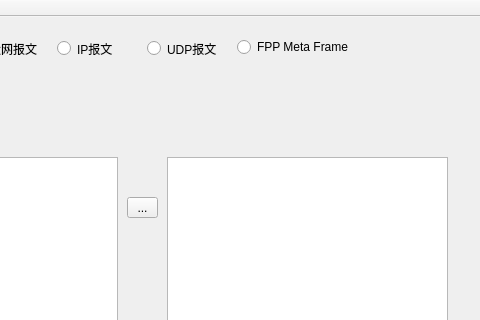
Old version of the form ui/offsets.ui in the repository Sunfe/-offsets; both pictures show x 173 to 653 and y 0 to 320 of the 653 by 482 pixel window.
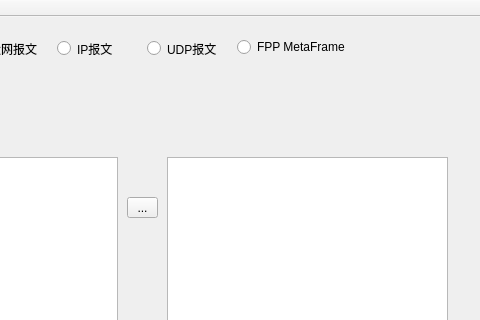
New version of the form. Icons and pictures are not drawn.

Diff of the .ui file:
```diff
--- a/ui/offsets.ui
+++ b/ui/offsets.ui
@@ -113,7 +113,7 @@
      </rect>
     </property>
     <property name="text">
-     <string>FPP Meta Frame</string>
+     <string>FPP MetaFrame</string>
     </property>
    </widget>
   </widget>
```
Left out of the diff: 73 changed lines with no effect on the pictures.
